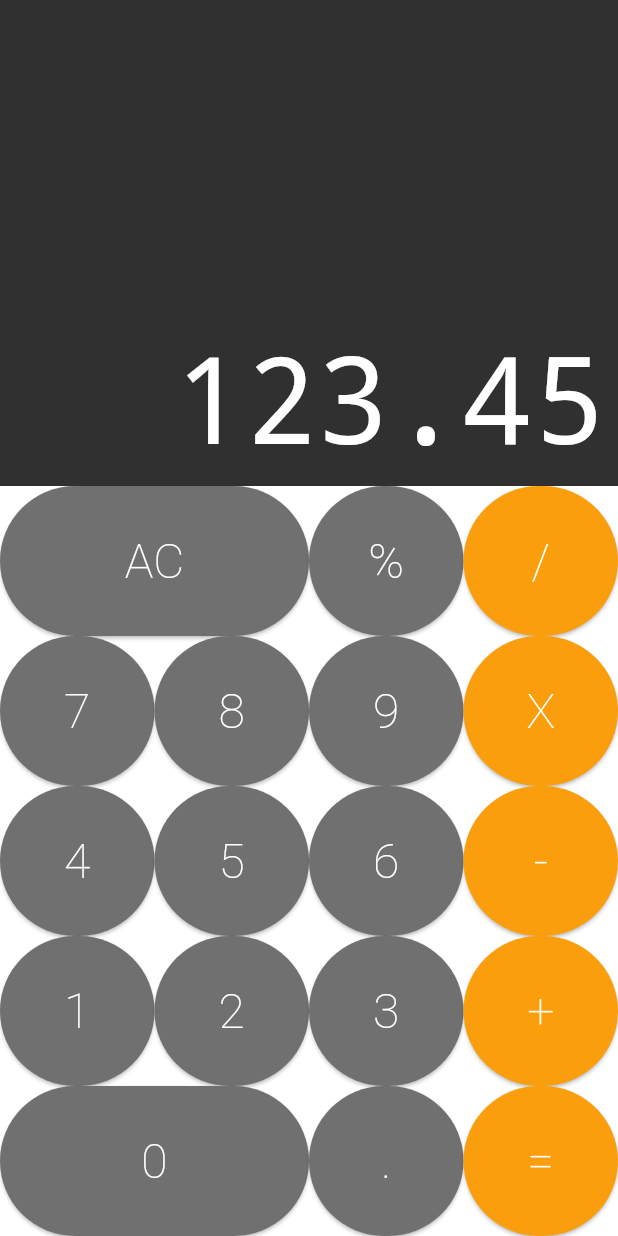
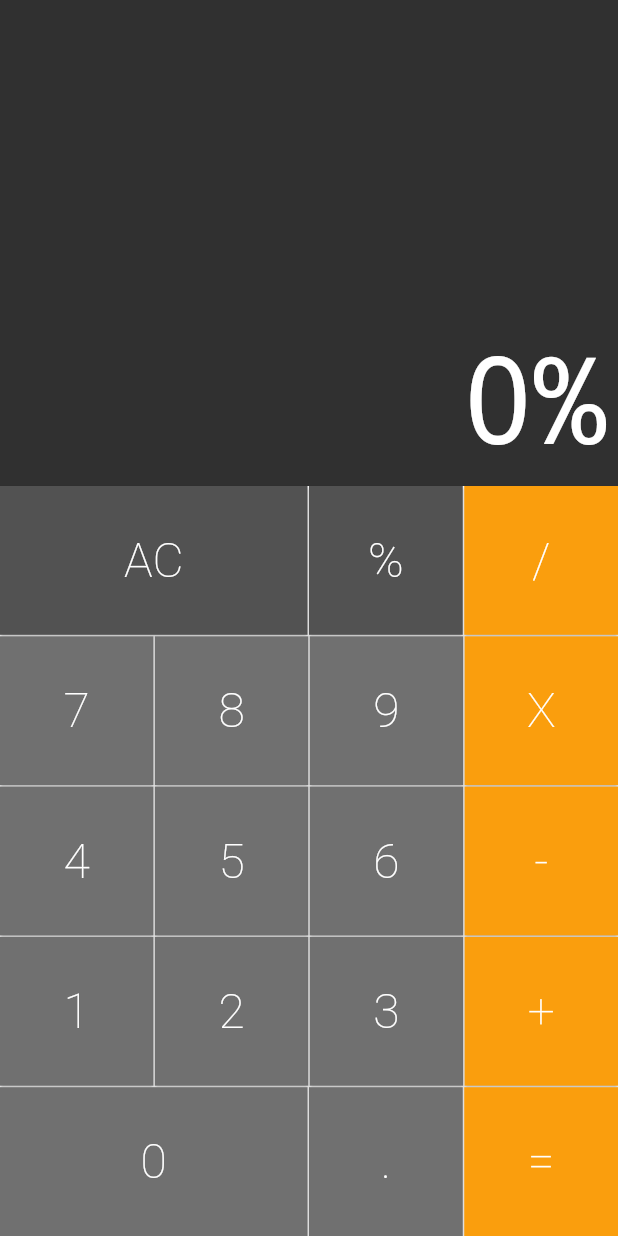
Before and after one commit to Eduardo-Alves-de-Sousa/Calculadora_dart, a Flutter app: the screen it shows after launch, after a tap on an icon or button, on a phone screen of 412 x 824 dp. Run offline on Flutter 3.47's test engine with Material 3 defaults, Android fonts, the phone set to English and light mode, and no system bars; drawn by our look-alikes of auto_size_text.

Commit message:
Adicionado: funções para os botões juntamente com os espaçamentos entre os mesmos.

```diff
--- a/lib/components/button.dart
+++ b/lib/components/button.dart
@@ -1,9 +1,9 @@
 import 'package:flutter/material.dart';
 
 class Button extends StatelessWidget {
-  const Button({super.key, required this.text, this.big = false, this.color = DEFALT});
-  const Button.big({super.key, required this.text, this.big = true, this.color = DEFALT});
-  const Button.operation({super.key, required this.text, this.big = false, this.color = OPERATION});
+  const Button({super.key, required this.text, this.big = false, this.color = DEFALT, required this.cb});
+  const Button.big({super.key, required this.text, this.big = true, this.color = DEFALT, required this.cb});
+  const Button.operation({super.key, required this.text, this.big = false, this.color = OPERATION, required this.cb});
 
   static const DARK = Color.fromRGBO(82, 82, 82, 1);
   static const DEFALT = Color.fromRGBO(112, 112, 112, 1);
@@ -12,6 +12,7 @@ class Button extends StatelessWidget {
   final String text;
   final bool big;
   final Color color;
+  final void Function(String) cb;
 
 
   @override
@@ -22,6 +23,9 @@ class Button extends StatelessWidget {
         style: ElevatedButton.styleFrom(
           foregroundColor: Colors.white, // Define a cor do texto do botão
           backgroundColor: color, // Define a cor do texto do botão
+          shape: const RoundedRectangleBorder(
+            borderRadius: BorderRadius.zero
+          )
         ),
         child: Text(
           text,
@@ -31,7 +35,7 @@ class Button extends StatelessWidget {
             fontWeight: FontWeight.w200
           ),
         ),
-        onPressed: (){},
+        onPressed: () => cb(text),
       ),
     );
   }
--- a/lib/components/button_row.dart
+++ b/lib/components/button_row.dart
@@ -13,7 +13,10 @@ class ButtonRow extends StatelessWidget {
       flex: 1,
       child: Row(
         crossAxisAlignment: CrossAxisAlignment.stretch,
-        children: buttons,
+        children: buttons.fold(<Widget>[], (list, b) {
+          list.isEmpty ? list.add(b) : list.addAll([SizedBox(width: 1), b]);
+          return list;
+        }),
       ),
     );
   }
--- a/lib/components/keyboard.dart
+++ b/lib/components/keyboard.dart
@@ -3,41 +3,47 @@ import 'button_row.dart';
 import 'button.dart';
 
 class Keyboard extends StatelessWidget {
-  const Keyboard({super.key});
+  const Keyboard({super.key, required this.cb});
+
+  final void Function(String) cb;
 
   @override
   Widget build(BuildContext context) {
-    return const SizedBox(
+    return SizedBox(
       height: 500,
       child: Column(
         children: <Widget>[
           ButtonRow([
-            Button.big(text: 'AC'),
-            Button(text: '%'),
-            Button.operation(text: '/'),
+            Button.big(text: 'AC', color: Button.DARK , cb: cb),
+            Button(text: '%', color: Button.DARK , cb: cb),
+            Button.operation(text: '/', cb: cb),
           ]),
+          const SizedBox(height: 1),
           ButtonRow([
-            Button(text: '7'),
-            Button(text: '8'),
-            Button(text: '9'),
-            Button.operation(text: 'X'),
+            Button(text: '7', cb: cb),
+            Button(text: '8', cb: cb),
+            Button(text: '9', cb: cb),
+            Button.operation(text: 'X', cb: cb),
           ]),
+          const SizedBox(height: 1),
           ButtonRow([
-            Button(text: '4'),
-            Button(text: '5'),
-            Button(text: '6'),
-            Button.operation(text: '-'),
+            Button(text: '4', cb: cb),
+            Button(text: '5', cb: cb),
+            Button(text: '6', cb: cb),
+            Button.operation(text: '-', cb: cb),
           ]),
+          const SizedBox(height: 1),
           ButtonRow([
-            Button(text: '1'),
-            Button(text: '2'),
-            Button(text: '3'),
-            Button.operation(text: '+'),
+            Button(text: '1', cb: cb),
+            Button(text: '2', cb: cb),
+            Button(text: '3', cb: cb),
+            Button.operation(text: '+', cb: cb),
           ]),
+          const SizedBox(height: 1),
           ButtonRow([
-            Button.big(text: '0'),
-            Button(text: '.'),
-            Button.operation(text: '='),
+            Button.big(text: '0', cb: cb),
+            Button(text: '.', cb: cb),
+            Button.operation(text: '=', cb: cb),
           ]),
         ],
       ),
--- a/lib/models/memory.dart
+++ b/lib/models/memory.dart
@@ -1,3 +1,19 @@
 class Memory {
+  String _value = '0';
 
+  void applyCommand(String command) {
+    if(command == 'AC'){
+      _allClear();
+    }else{
+      _value += command;
+    }
+  }
+
+  _allClear(){
+    _value = '0';
+  }
+
+  String get value {
+    return _value;
+  }
 }
--- a/lib/screens/calculator.dart
+++ b/lib/screens/calculator.dart
@@ -1,19 +1,36 @@
 import 'package:flutter/material.dart';
 import '../components/display.dart';
 import '../components/keyboard.dart';
+import '../models/memory.dart';
 
+class Calculator extends StatefulWidget {
+  const Calculator({Key? key}) : super(key: key);
 
-class Calculator extends StatelessWidget {
-  const Calculator({super.key});
+  @override
+  State<Calculator> createState() => _CalculatorState();
+}
+
+class _CalculatorState extends State<Calculator> {
+  final Memory memory = Memory();
+
+  void _onPressed(String command) {
+    setState(() {
+      memory.applyCommand(command);
+    });
+  }
 
   @override
   Widget build(BuildContext context) {
-    return const MaterialApp(
+    return MaterialApp(
       home: Column(
-        children: <Widget>[
-          Display( text: '123.45',),
-          Keyboard(),
-        ],
+          children: <Widget>[
+            Expanded(
+              child: Display(
+                text: memory.value,
+              ),
+            ),
+            Keyboard(cb: _onPressed),
+          ],
       ),
     );
   }
```
